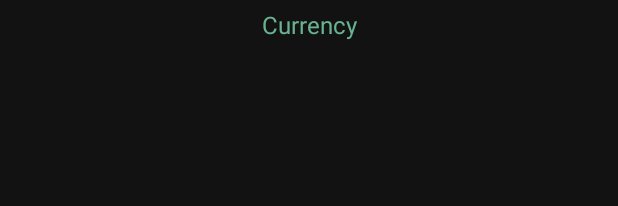
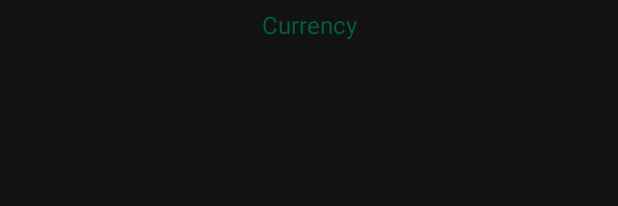
Before and after one commit to jfbastos/seConverta, an Android app: the layout spinner_item.xml on its own in the app's theme, with its tools: preview values and no code run, on a phone screen of 412 x 824 dp. Shown: the top 206 px of the screen. Run offline under Robolectric (Android 15) with nearby library versions, the phone set to English and light mode, and no system bars.

Commit message:
Correção de contraste dos itens do spinner

```diff
--- a/app/src/main/res/layout/spinner_item.xml
+++ b/app/src/main/res/layout/spinner_item.xml
@@ -6,6 +6,6 @@
     android:layout_height="wrap_content"
     android:padding="5dp"
     android:textSize="16sp"
-    android:textColor="@color/secundary"
+    android:textColor="@color/teal_700"
     tools:text="Currency"
     android:gravity="center"/>
```
